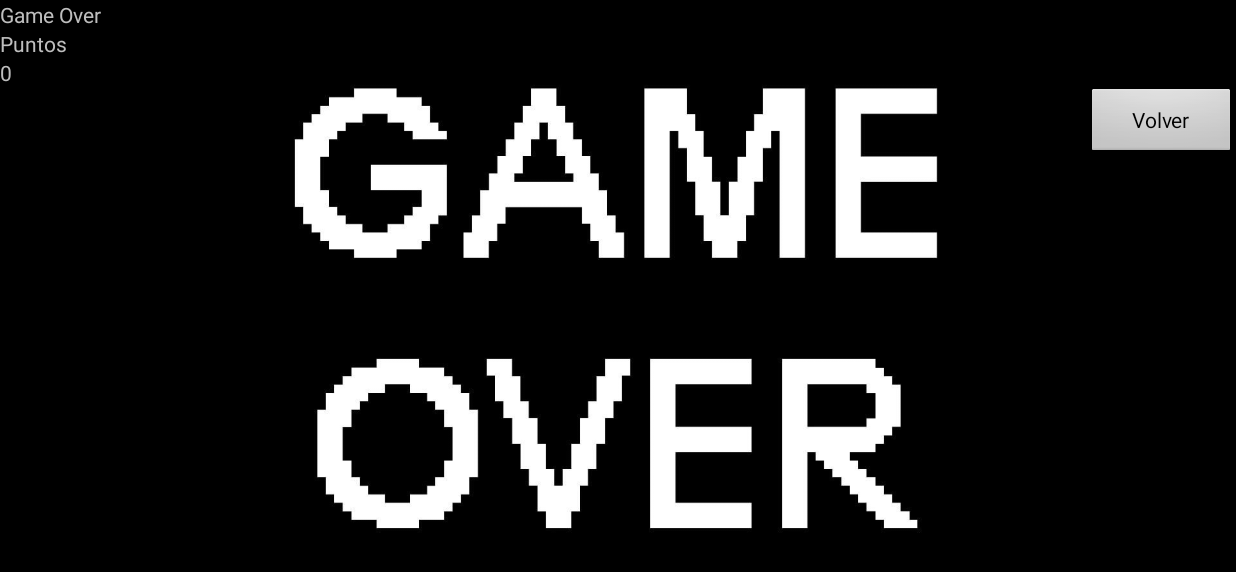
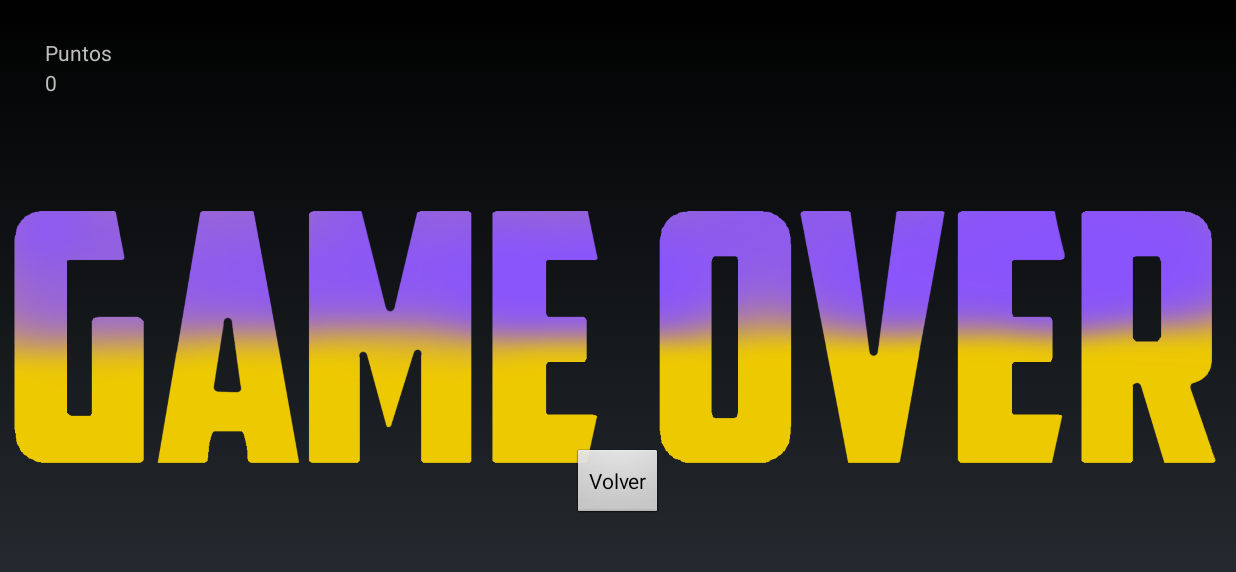
Before and after one commit to Rauldilla/SPACE-INVADERS-FINAL, an Android app: the MenuActivity screen opened directly, with no data from a screen before it, on a phone screen of 824 x 412 dp (held sideways). Shown: the top 572 px of the screen. Run offline under Robolectric (Android 15) with nearby library versions, the phone set to English and light mode, and no system bars; 2 statements that could not run were skipped.

Commit message:
Ajuste Layout menu

```diff
--- a/SpaceInvaders/app/src/main/java/com/example/aleja/spaceinvaders/MenuActivity.java
+++ b/SpaceInvaders/app/src/main/java/com/example/aleja/spaceinvaders/MenuActivity.java
@@ -13,16 +13,13 @@ public class MenuActivity extends Activity {
         super.onCreate(savedInstanceState);
         setContentView(R.layout.menu);
 
-        final TextView endingLabel = this.findViewById(R.id.ending);
         final ImageView imagenFinal = this.findViewById(R.id.imagen);
 
         Bundle extras = getIntent().getExtras();
         final boolean win = extras.getBoolean(getResources().getString(R.string.victory));
         if (win) {
-            endingLabel.setText(R.string.victory);
             imagenFinal.setImageResource(R.drawable.win);
         } else {
-            endingLabel.setText(R.string.fail);
             imagenFinal.setImageResource(R.drawable.game_over);
         }
 
--- a/SpaceInvaders/app/src/main/res/layout/menu.xml
+++ b/SpaceInvaders/app/src/main/res/layout/menu.xml
@@ -4,36 +4,37 @@
                 android:layout_height="match_parent"
                 android:orientation="vertical">
 
+    <TextView
+        android:layout_width="wrap_content"
+        android:layout_height="wrap_content"
+        android:layout_alignParentStart="true"
+        android:layout_alignParentTop="true"
+        android:layout_marginStart="30dp"
+        android:layout_marginTop="25dp"
+        android:text="@string/score" />
+
+    <TextView
+        android:id="@+id/score"
+        android:layout_width="55dp"
+        android:layout_height="31dp"
+        android:layout_marginStart="30dp"
+        android:layout_marginTop="45dp" />
+
     <ImageView
-            android:layout_width="fill_parent"
-            android:layout_height="fill_parent"
-            android:layout_centerInParent="true"
-            android:scaleType="centerCrop"
-            android:id="@+id/imagen"/>
+        android:id="@+id/imagen"
+        android:layout_width="fill_parent"
+        android:layout_height="fill_parent"
+        android:layout_alignParentStart="true"
+        android:layout_alignParentTop="true"
+        android:scaleType="centerCrop" />
 
-    <LinearLayout
-            android:layout_width="fill_parent"
-            android:layout_height="fill_parent"
-            android:orientation="vertical">
-
-        <TextView android:id="@+id/ending"
-                  android:layout_width="wrap_content"
-                  android:layout_height="wrap_content"/>
-
-        <TextView
-            android:layout_width="wrap_content"
-            android:layout_height="wrap_content"
-            android:text="@string/score" />
-
-        <TextView android:id="@+id/score"
-                  android:layout_width="wrap_content"
-                  android:layout_height="wrap_content"/>
-
-        <Button android:id="@+id/back"
-                android:layout_width="100dp"
-                android:layout_height="wrap_content"
-                android:layout_gravity="right"
-                android:text="@string/back"/>
-    </LinearLayout>
+    <Button
+        android:id="@+id/back"
+        android:layout_width="wrap_content"
+        android:layout_height="wrap_content"
+        android:layout_alignParentBottom="true"
+        android:layout_centerHorizontal="true"
+        android:layout_marginBottom="65dp"
+        android:text="@string/back" />
 
 </RelativeLayout>
```
Also changed, not shown: SpaceInvaders/app/src/main/res/drawable/game_over.jpg (deleted), SpaceInvaders/app/src/main/res/drawable/game_over.png (added), SpaceInvaders/app/src/main/res/drawable/win.jpg (deleted), SpaceInvaders/app/src/main/res/drawable/win.png (added).
